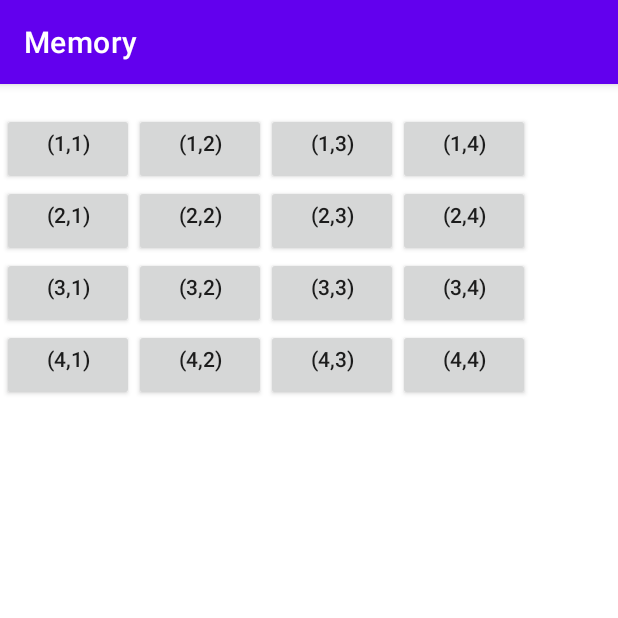
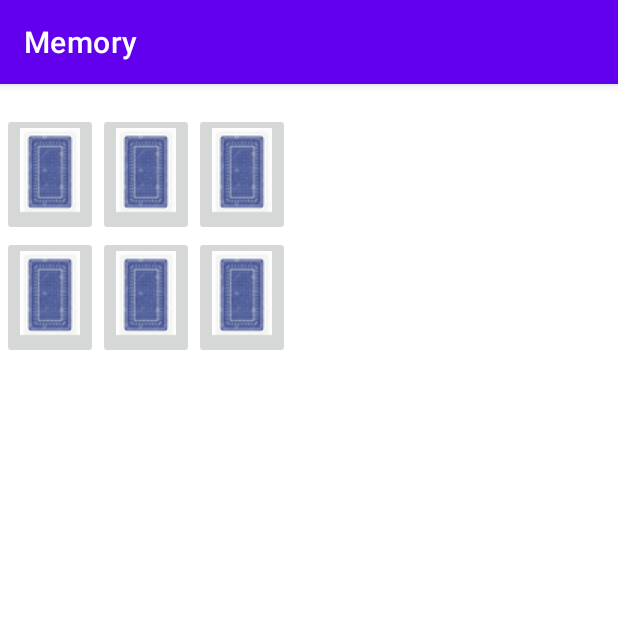
Before and after one commit to marchter/Memory, an Android app: the screen it shows after launch (MainActivity), on a phone screen of 412 x 824 dp, the top half of it. Run offline under Robolectric (Android 15) with nearby library versions, the phone set to English and light mode, and no system bars.

Commit message:
buttons gsetzt

```diff
--- a/app/src/main/java/com/example/memory/MainActivity.java
+++ b/app/src/main/java/com/example/memory/MainActivity.java
@@ -4,14 +4,12 @@ import androidx.appcompat.app.AppCompatActivity;
 
 import android.graphics.Point;
 import android.os.Bundle;
-import android.view.Gravity;
+import android.util.Log;
 import android.view.View;
-import android.widget.Button;
-import android.widget.GridLayout;
 import android.widget.ImageButton;
-import android.widget.LinearLayout;
 import android.widget.TableLayout;
 import android.widget.TableRow;
+import android.widget.TextView;
 
 import com.google.android.material.snackbar.Snackbar;
 
@@ -23,61 +21,68 @@ public class MainActivity extends AppCompatActivity implements View.OnClickListe
     private static int[] pics;
     private Playground field;
     private Position previouseCard;
-    private ImageButton[][] buttons;
+
+    int nrCols = 3;
+    int nrRows = 2;
+
+    private ImageButton[][] buttons = new ImageButton[nrCols+1][nrRows+1];
+
+
 
     @Override
     protected void onCreate(Bundle savedInstanceState) {
         super.onCreate(savedInstanceState);
         setContentView(R.layout.activity_main);
 
-        generateGrid(4,4);
+        generateGrid(nrCols,nrRows);
+        field = new Playground(nrCols,nrRows);
 
     }
 
 
+    private TableRow generateAndAddRows(int row,int nrCols)
+    {
+
+        TableRow.LayoutParams tableRowParams= new TableRow.LayoutParams(TableRow.LayoutParams.MATCH_PARENT,TableRow.LayoutParams.MATCH_PARENT);
+        TableRow tr = new TableRow(this);
+
+            for (int i = 1; i <= nrCols; i++) {
+
+                tr.setLayoutParams(tableRowParams);
+                Position p = new Position(i,row);
+                ImageButton button = generateButton(p);
+                buttons[p.x][p.y] = button;
+
+                tr.addView(button);
+
+            }
+        return tr;
+    }
 
     private void generateGrid(int nrCols, int nrRows)
     {
+        TableLayout playField = findViewById(R.id.cardTable);
 
-        TableLayout table = findViewById(R.id.cardTable);
-
-        for (int i = 1; i <= nrRows;i++)
+        for (int i = 1; i <= nrRows; i++)
         {
-            TableRow row = new TableRow(this);
-            for (int j = 1; j <= nrCols; j++)
-            {
-                Button b = new Button(this);
-                b.setGravity(Gravity.CENTER_HORIZONTAL);
-                b.setTag(new Point(i,j));
-                b.setText(String.format("(%d,%d)", i,j));
-                b.setOnClickListener((View.OnClickListener) this);
-                row.addView(b);
-            }
-            table.addView(row);
+            TableRow tr = generateAndAddRows(i,nrCols);
+            playField.addView(tr);
         }
-
-
     }
 
 
-
-    private void generateAndAddRows(int row, int nrCols)
-    {
-
-    }
-
-
-    private ImageButton generateButton(Position pos)
+    private ImageButton generateButton(Position p)
     {
         ImageButton b = new ImageButton(this);
-        b.setImageResource(R.drawable.i000);
-        b.setTag(pos);
+        b.setImageResource(R.drawable.back);
+        String tag = p.x+","+p.y;
+        b.setTag(tag);
         b.setOnClickListener(this);
         return b;
     }
 
 
-    public static int[] getPicsArray() {
+    private static int[] getPicsArray() {
         int[] c = new int[20];
 
         c[0] = R.drawable.i000;
@@ -106,8 +111,11 @@ public class MainActivity extends AppCompatActivity implements View.OnClickListe
 
     public void onClick(View view)
     {
-        Point p = (Point)view.getTag();
-        String pStr = p.x + " , " + p.y;
+
+        String tag = (String) view.getTag();
+        Snackbar snackbar = Snackbar.make(view, "Card "+tag+" is clicked", Snackbar.LENGTH_LONG);
+
+        snackbar.show();
 
     }
 
@@ -119,8 +127,8 @@ public class MainActivity extends AppCompatActivity implements View.OnClickListe
             @Override
             public void run() {
                 runOnUiThread(() -> {
-                    buttons[pos1.y][pos1.x].setImageResource(R.drawable.back);
-                    buttons[pos2.y][pos2.x].setImageResource(R.drawable.back);
+                    buttons[pos1.x][pos1.y].setImageResource(R.drawable.back);
+                    buttons[pos2.x][pos2.y].setImageResource(R.drawable.back);
                 });
             }
         }
--- a/app/src/main/java/com/example/memory/Playground.java
+++ b/app/src/main/java/com/example/memory/Playground.java
@@ -1,12 +1,17 @@
 package com.example.memory;
 
+import android.util.Log;
 import android.widget.Button;
 import android.widget.GridLayout;
 import android.widget.LinearLayout;
 
 import androidx.appcompat.app.AppCompatActivity;
 
+import com.google.android.material.snackbar.Snackbar;
+
 import java.util.Arrays;
+
+import javax.sql.ConnectionPoolDataSource;
 
 public class Playground extends AppCompatActivity {
 
@@ -17,16 +22,27 @@ public class Playground extends AppCompatActivity {
 
     public Playground(int x, int y)
     {
-
+        init(x,y);
 
     }
 
 
 
-    public void init()
+    public void init(int nrCols, int nrRows)
     {
 
+        createPairs(nrCols,nrRows);
+
     }
+
+    private void createPairs(int nrCols, int nrRows)
+    {
+
+        //TODO pärchen setzten
+
+    }
+
+
 
     public Card play(Position pos)
     {
--- a/app/src/main/java/com/example/memory/Position.java
+++ b/app/src/main/java/com/example/memory/Position.java
@@ -5,6 +5,14 @@ public class Position {
     public int x;
     public int y;
 
+    public Position(int i, int j)
+    {
+        x = i;
+        y = j;
+    }
+
+
+
     public boolean equals()
     {
         return false;
--- a/app/src/main/res/layout/activity_main.xml
+++ b/app/src/main/res/layout/activity_main.xml
@@ -13,22 +13,5 @@
         app:layout_constraintBottom_toBottomOf="parent"
         app:layout_constraintEnd_toEndOf="parent"
         app:layout_constraintStart_toStartOf="parent"
-        app:layout_constraintTop_toTopOf="parent">
-
-        <TableRow
-            android:layout_width="match_parent"
-            android:layout_height="match_parent" />
-
-        <TableRow
-            android:layout_width="match_parent"
-            android:layout_height="match_parent" />
-
-        <TableRow
-            android:layout_width="match_parent"
-            android:layout_height="match_parent" />
-
-        <TableRow
-            android:layout_width="match_parent"
-            android:layout_height="match_parent" />
-    </TableLayout>
+        app:layout_constraintTop_toTopOf="parent"/>
 </androidx.constraintlayout.widget.ConstraintLayout>
--- a/app/src/main/res/values/strings.xml
+++ b/app/src/main/res/values/strings.xml
@@ -1,3 +1,4 @@
 <resources>
     <string name="app_name">Memory</string>
+
 </resources>
--- a/build.gradle
+++ b/build.gradle
@@ -5,7 +5,7 @@ buildscript {
         mavenCentral()
     }
     dependencies {
-        classpath "com.android.tools.build:gradle:7.0.2"
+        classpath 'com.android.tools.build:gradle:7.0.3'
 
         // NOTE: Do not place your application dependencies here; they belong
         // in the individual module build.gradle files
```
